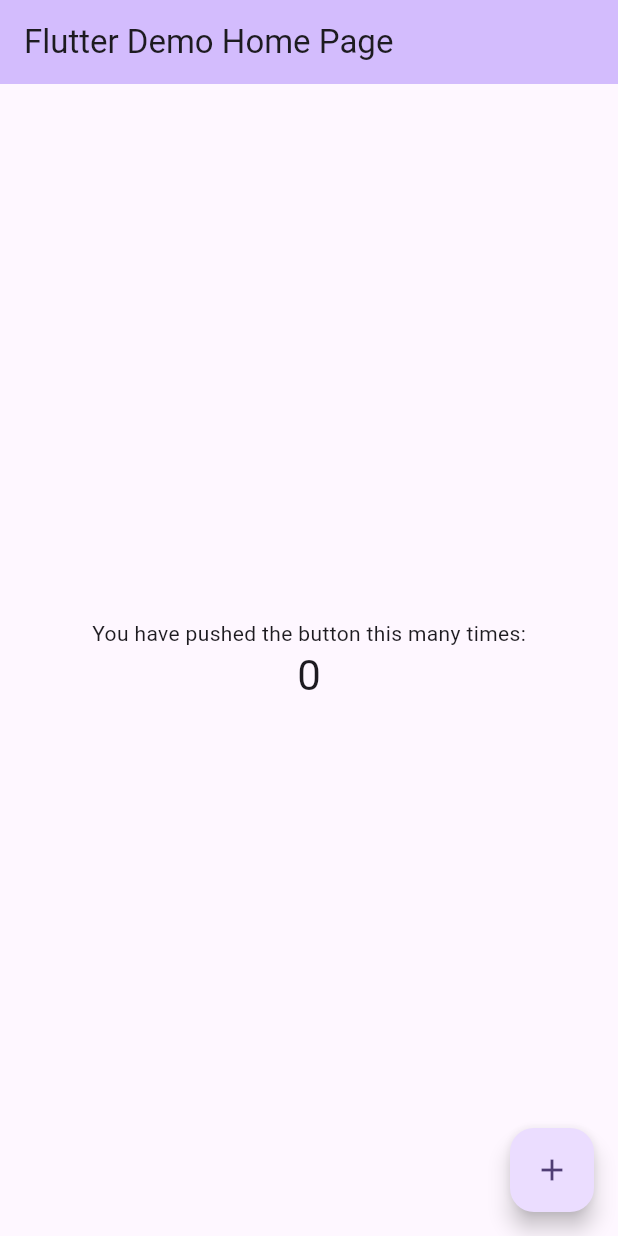
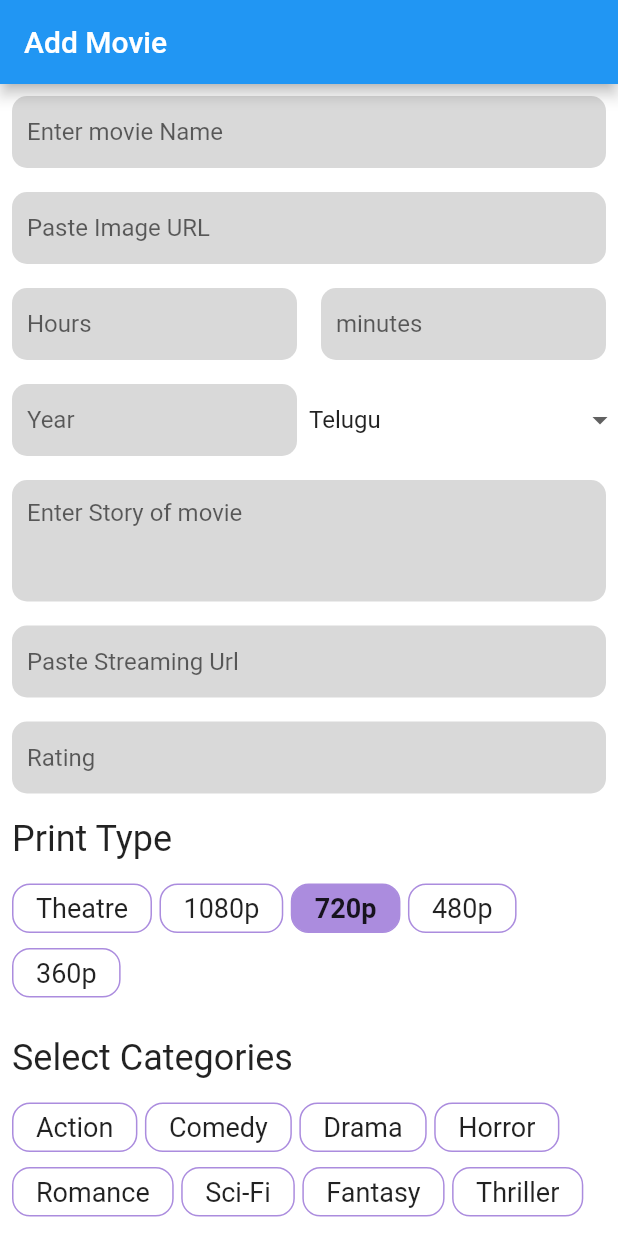
Before and after one commit to RamVinay3/streamPlus, a Flutter app: the screen it shows after launch, on a phone screen of 412 x 824 dp. Run offline on Flutter 3.47's test engine with Material 2 defaults, Android fonts, the light colour scheme and no system bars; our stand-ins replace cloud_firestore, firebase_core; accounts and stored records are empty.

Commit message:
added year

```diff
--- /dev/null
+++ b/lib/enums/language.dart
@@ -0,0 +1,27 @@
+enum language {
+  telugu,
+  english,
+  malayalam,
+  japanese,
+  kannada,
+  hindi,
+}
+
+extension GenreStringRepresentation on language {
+  String get value {
+    switch (this) {
+      case language.telugu:
+        return 'Telugu';
+      case language.english:
+        return 'English';
+      case language.hindi:
+        return 'Hindi';
+      case language.japanese:
+        return 'Japanese';
+      case language.kannada:
+        return 'Kannada';
+      case language.malayalam:
+        return 'Malayalam';
+    }
+  }
+}
--- /dev/null
+++ b/lib/enums/moviegener.dart
@@ -0,0 +1,33 @@
+enum MovieGenre {
+  action,
+  comedy,
+  drama,
+  horror,
+  romance,
+  scifi,
+  fantasy,
+  thriller
+}
+
+extension GenreStringRepresentation on MovieGenre {
+  String get value {
+    switch (this) {
+      case MovieGenre.action:
+        return 'Action';
+      case MovieGenre.comedy:
+        return 'Comedy';
+      case MovieGenre.drama:
+        return 'Drama';
+      case MovieGenre.horror:
+        return 'Horror';
+      case MovieGenre.romance:
+        return 'Romance';
+      case MovieGenre.scifi:
+        return 'Sci-Fi';
+      case MovieGenre.fantasy:
+        return 'Fantasy';
+      case MovieGenre.thriller:
+        return 'Thriller';
+    }
+  }
+}
--- a/lib/main.dart
+++ b/lib/main.dart
@@ -1,6 +1,16 @@
 import 'package:flutter/material.dart';
+import 'package:upload_movie/screens/upload.dart';
+import 'package:upload_movie/widgets/FormInput.dart';
+import 'package:upload_movie/widgets/drop_down.dart';
+import 'package:upload_movie/widgets/image.dart';
+import 'package:firebase_core/firebase_core.dart';
+import 'firebase_options.dart';
 
-void main() {
+void main() async {
+  WidgetsFlutterBinding.ensureInitialized();
+  await Firebase.initializeApp(
+    options: DefaultFirebaseOptions.currentPlatform,
+  );
   runApp(const MyApp());
 }
 
@@ -10,116 +20,8 @@ class MyApp extends StatelessWidget {
   // This widget is the root of your application.
   @override
   Widget build(BuildContext context) {
-    return MaterialApp(
-      title: 'Flutter Demo',
-      theme: ThemeData(
-        // This is the theme of your application.
-        //
-        // TRY THIS: Try running your application with "flutter run". You'll see
-        // the application has a blue toolbar. Then, without quitting the app,
-        // try changing the seedColor in the colorScheme below to Colors.green
-        // and then invoke "hot reload" (save your changes or press the "hot
-        // reload" button in a Flutter-supported IDE, or press "r" if you used
-        // the command line to start the app).
-        //
-        // Notice that the counter didn't reset back to zero; the application
-        // state is not lost during the reload. To reset the state, use hot
-        // restart instead.
-        //
-        // This works for code too, not just values: Most code changes can be
-        // tested with just a hot reload.
-        colorScheme: ColorScheme.fromSeed(seedColor: Colors.deepPurple),
-        useMaterial3: true,
-      ),
-      home: const MyHomePage(title: 'Flutter Demo Home Page'),
+    return const MaterialApp(
+      home: UploadMovies(),
     );
   }
 }
-
-class MyHomePage extends StatefulWidget {
-  const MyHomePage({super.key, required this.title});
-
-  // This widget is the home page of your application. It is stateful, meaning
-  // that it has a State object (defined below) that contains fields that affect
-  // how it looks.
-
-  // This class is the configuration for the state. It holds the values (in this
-  // case the title) provided by the parent (in this case the App widget) and
-  // used by the build method of the State. Fields in a Widget subclass are
-  // always marked "final".
-
-  final String title;
-
-  @override
-  State<MyHomePage> createState() => _MyHomePageState();
-}
-
-class _MyHomePageState extends State<MyHomePage> {
-  int _counter = 0;
-
-  void _incrementCounter() {
-    setState(() {
-      // This call to setState tells the Flutter framework that something has
-      // changed in this State, which causes it to rerun the build method below
-      // so that the display can reflect the updated values. If we changed
-      // _counter without calling setState(), then the build method would not be
-      // called again, and so nothing would appear to happen.
-      _counter++;
-    });
-  }
-
-  @override
-  Widget build(BuildContext context) {
-    // This method is rerun every time setState is called, for instance as done
-    // by the _incrementCounter method above.
-    //
-    // The Flutter framework has been optimized to make rerunning build methods
-    // fast, so that you can just rebuild anything that needs updating rather
-    // than having to individually change instances of widgets.
-    return Scaffold(
-      appBar: AppBar(
-        // TRY THIS: Try changing the color here to a specific color (to
-        // Colors.amber, perhaps?) and trigger a hot reload to see the AppBar
-        // change color while the other colors stay the same.
-        backgroundColor: Theme.of(context).colorScheme.inversePrimary,
-        // Here we take the value from the MyHomePage object that was created by
-        // the App.build method, and use it to set our appbar title.
-        title: Text(widget.title),
-      ),
-      body: Center(
-        // Center is a layout widget. It takes a single child and positions it
-        // in the middle of the parent.
-        child: Column(
-          // Column is also a layout widget. It takes a list of children and
-          // arranges them vertically. By default, it sizes itself to fit its
-          // children horizontally, and tries to be as tall as its parent.
-          //
-          // Column has various properties to control how it sizes itself and
-          // how it positions its children. Here we use mainAxisAlignment to
-          // center the children vertically; the main axis here is the vertical
-          // axis because Columns are vertical (the cross axis would be
-          // horizontal).
-          //
-          // TRY THIS: Invoke "debug painting" (choose the "Toggle Debug Paint"
-          // action in the IDE, or press "p" in the console), to see the
-          // wireframe for each widget.
-          mainAxisAlignment: MainAxisAlignment.center,
-          children: <Widget>[
-            const Text(
-              'You have pushed the button this many times:',
-            ),
-            Text(
-              '$_counter',
-              style: Theme.of(context).textTheme.headlineMedium,
-            ),
-          ],
-        ),
-      ),
-      floatingActionButton: FloatingActionButton(
-        onPressed: _incrementCounter,
-        tooltip: 'Increment',
-        child: const Icon(Icons.add),
-      ), // This trailing comma makes auto-formatting nicer for build methods.
-    );
-  }
-}
--- /dev/null
+++ b/lib/screens/upload.dart
@@ -0,0 +1,342 @@
+import 'package:cloud_firestore/cloud_firestore.dart';
+import 'package:flutter/material.dart';
+import 'package:upload_movie/color.dart';
+import 'package:upload_movie/enums/moviegener.dart';
+import 'package:upload_movie/widgets/FormInput.dart';
+import 'package:upload_movie/widgets/category.dart';
+import 'package:upload_movie/widgets/drop_down.dart';
+import 'package:upload_movie/widgets/image.dart';
+
+class UploadMovies extends StatefulWidget {
+  const UploadMovies({super.key});
+  String? validateMovieName(String value) {
+    if (value.isEmpty) {
+      return 'Movie name cannot be empty';
+    }
+    // You can add more validation logic here if needed
+    return null;
+  }
+
+  @override
+  State<UploadMovies> createState() => _UploadMoviesState();
+}
+
+class _UploadMoviesState extends State<UploadMovies> {
+  var _imageUrl = '';
+  final List<String> _category = [];
+  final List<String> _quality = ['Theatre', '1080p', '720p', '480p', '360p'];
+  String _print = '720p';
+  final _formKey = GlobalKey<FormState>();
+
+  String _movieName = '',
+      _url = '',
+      _hours = '',
+      _minutes = '',
+      _story = '',
+      _year = '',
+      _streamingUrl = '',
+      _rating = '',
+      _language = 'Telugu';
+
+  String? validateMovie(String value) {
+    if (value.trim().isEmpty) {
+      return "Please enter a movie name";
+    }
+    return null;
+  }
+
+  void toggleQuality(String value) {
+    setState(() {
+      _print = value;
+    });
+  }
+
+  void toggleBelong(String value) {
+    final flag = _category.contains(value);
+    if (flag) {
+      setState(() {
+        _category.remove(value);
+      });
+    } else {
+      setState(() {
+        _category.add(value);
+      });
+    }
+  }
+
+  void toggleLanguage(String value) {
+    _language = value;
+  }
+
+  void submit() async {
+    final valid = _formKey.currentState!.validate();
+
+    if (valid) {
+      setState(() {
+        isUploading = true;
+      });
+      _formKey.currentState!.save();
+      _formKey.currentState!.reset();
+
+      final msgObj = await FirebaseFirestore.instance
+          .collection('movies')
+          .doc('${_movieName.toString()} ${_year.toString()}')
+          .set({
+        'category': _category,
+        'hours': _hours,
+        'minutes': _minutes,
+        'story': _story,
+        'quality': _print,
+        'imageUrl': _url,
+        'movieName': _movieName,
+        'streamingUrl': _streamingUrl,
+        "rating": _rating,
+        "language": _language,
+        "year":_year,
+      });
+
+      setState(() {
+        isUploading = false;
+      });
+      _streamingUrl = '';
+      _rating = '';
+      _print = '720p';
+      _category.clear();
+      ScaffoldMessenger.of(context).clearSnackBars();
+      ScaffoldMessenger.of(context).showSnackBar(
+        SnackBar(
+          content: Text('Added a movie'),
+        ),
+      );
+    }
+  }
+
+  bool isUploading = false;
+  @override
+  Widget build(BuildContext context) {
+    Widget content = ListView(
+      children: [
+        Form(
+          key: _formKey,
+          child: Column(
+            crossAxisAlignment: CrossAxisAlignment.start,
+            children: [
+              if (_imageUrl.trim().length != 0)
+                MyImageWidget(
+                  imageUrl: _imageUrl,
+                ),
+              Input(
+                placeholder: 'Enter movie Name',
+                validator: validateMovie,
+                onSaved: (value) {
+                  _movieName = value;
+                },
+              ),
+              Input(
+                placeholder: 'Paste Image URL',
+                onChanged: (url) {
+                  setState(() {
+                    _imageUrl = url;
+                  });
+                },
+                onSaved: (value) {
+                  _url = value;
+                },
+                validator: (value) {
+                  if (value.trim().isEmpty) {
+                    return "paste a valid url";
+                  }
+                  return null;
+                },
+              ),
+              Row(
+                mainAxisAlignment: MainAxisAlignment.spaceBetween,
+                children: [
+                  Expanded(
+                      child: Input(
+                    placeholder: 'Hours',
+                    validator: (value) {
+                      if (value.trim().isEmpty) {
+                        return "Enter no.of hours";
+                      }
+
+                      if (int.tryParse(value) == null ||
+                          int.tryParse(value)! <= 0) {
+                        return "Must be a valid,Positive number";
+                      }
+                      return null;
+                    },
+                    onSaved: (value) {
+                      if (value.length == 1) {
+                        _hours = '0${value}';
+                      } else {
+                        _hours = value;
+                      }
+                    },
+                  )),
+                  Expanded(
+                      child: Input(
+                    placeholder: 'minutes',
+                    validator: (value) {
+                      if (value.trim().isEmpty) {
+                        return "please enter minutes";
+                      }
+                      if (int.tryParse(value) == null ||
+                          int.tryParse(value)! <= 0) {
+                        return "Must be a valid,Positive number";
+                      }
+                      return null;
+                    },
+                    onSaved: (value) {
+                      if (value.length == 1) {
+                        _minutes = '0${value}';
+                      } else {
+                        _minutes = value;
+                      }
+                    },
+                  ))
+                ],
+              ),
+              Row(
+                children: [
+                  Expanded(
+                    child: Input(
+                      placeholder: 'Year',
+                      validator: (value) {
+                        if (value.trim().length != 4) {
+                          return "length must be 4 charachters";
+                        }
+                        if (int.tryParse(value) == null ||
+                            int.tryParse(value)! <= 0) {
+                          return "Must be a valid,Positive number";
+                        }
+
+                        return null;
+                      },
+                      onSaved: (value) {
+                        _year = value;
+                      },
+                    ),
+                  ),
+                  Expanded(
+                      child: DropDown(
+                    toggleLang: toggleLanguage,
+                  ))
+                ],
+              ),
+              Input(
+                placeholder: 'Enter Story of movie',
+                noOfLines: 3,
+                validator: (value) {
+                  if (value.trim().isEmpty) {
+                    return "please enter cinema story";
+                  }
+                  return null;
+                },
+                onSaved: (value) {
+                  _story = value;
+                },
+              ),
+              Input(
+                  placeholder: 'Paste Streaming Url',
+                  validator: (value) {
+                    if (value.trim().isEmpty) {
+                      return "Value can't be empty";
+                    }
+                    return null;
+                  },
+                  onSaved: (value) {
+                    _streamingUrl = value;
+                  }),
+              Input(
+                  placeholder: 'Rating',
+                  validator: (value) {
+                    if (value.trim().isEmpty) {
+                      return "rating can't be empty";
+                    }
+                    if (double.tryParse(value) == null ||
+                        double.tryParse(value)! < 0) {
+                      return "provide valid positive rating";
+                    }
+                    return null;
+                  },
+                  onSaved: (value) {
+                    _rating = value;
+                  }),
+              const Padding(
+                padding: EdgeInsets.all(8),
+                child: Text(
+                  'Print Type',
+                  style: TextStyle(fontSize: 24),
+                ),
+              ),
+              Padding(
+                padding: const EdgeInsets.all(8.0),
+                child: Wrap(
+                  children: [
+                    for (var item in _quality)
+                      Category(
+                          onTap: () {
+                            toggleQuality(item);
+                          },
+                          belongs: (_print == item),
+                          cat: item)
+                  ],
+                ),
+              ),
+              const Padding(
+                padding: EdgeInsets.all(8),
+                child: Text(
+                  'Select Categories',
+                  style: TextStyle(fontSize: 24),
+                ),
+              ),
+              Padding(
+                padding: const EdgeInsets.all(8.0),
+                child: Wrap(
+                  children: [
+                    for (var genre in MovieGenre.values)
+                      Category(
+                          onTap: () {
+                            toggleBelong(genre.value);
+                          },
+                          belongs: _category.contains(genre.value),
+                          cat: genre.value)
+                  ],
+                ),
+              ),
+              Padding(
+                padding: const EdgeInsets.all(8.0),
+                child: Container(
+                  width: double.infinity,
+                  decoration: BoxDecoration(
+                    borderRadius: BorderRadius.circular(12),
+                    color: appColors.primary,
+                  ),
+                  child: TextButton.icon(
+                      onPressed: submit,
+                      icon: Icon(Icons.add, color: Colors.white),
+                      label: const Text(
+                        'Add Movie',
+                        style: TextStyle(fontSize: 24, color: Colors.white),
+                      )),
+                ),
+              )
+            ],
+          ),
+        ),
+      ],
+    );
+
+    if (isUploading) {
+      content = Center(
+        child: CircularProgressIndicator(color: appColors.primary),
+      );
+    }
+    return Scaffold(
+      backgroundColor: Colors.white,
+      appBar: AppBar(title: Text('Add Movie')),
+      body: content,
+    );
+  }
+}
--- /dev/null
+++ b/lib/widgets/FormInput.dart
@@ -0,0 +1,59 @@
+import 'package:flutter/material.dart';
+import 'package:upload_movie/color.dart';
+
+class Input extends StatefulWidget {
+  const Input(
+      {super.key,
+      required this.placeholder,
+      this.onChanged,
+      this.noOfLines = 1,
+      required this.validator,
+      required this.onSaved});
+  final String placeholder;
+  final int noOfLines;
+  final void Function(String value) onSaved;
+  final void Function(String url)? onChanged;
+  final String? Function(String) validator;
+
+  @override
+  State<Input> createState() => _InputState();
+}
+
+class _InputState extends State<Input> {
+  @override
+  Widget build(BuildContext context) {
+    return Padding(
+      padding: const EdgeInsets.all(8.0),
+      child: Container(
+        decoration: BoxDecoration(
+          borderRadius: BorderRadius.circular(10),
+          color: appColors.input,
+        ),
+        padding: const EdgeInsets.only(left: 10),
+        child: TextFormField(
+          validator: (value) {
+            if (value == null) {
+              return widget.validator('');
+            }
+            return widget.validator(value);
+          },
+          enableSuggestions: false,
+          decoration: InputDecoration(
+            hintText: widget.placeholder,
+            border: InputBorder.none,
+          ),
+          maxLines: 10,
+          minLines: widget.noOfLines,
+          onChanged: (value) {
+            if (widget.onChanged != null) {
+              widget.onChanged!(value);
+            }
+          },
+          onSaved: (value) {
+            widget.onSaved(value!);
+          },
+        ),
+      ),
+    );
+  }
+}
--- /dev/null
+++ b/lib/widgets/category.dart
@@ -0,0 +1,33 @@
+import 'package:flutter/material.dart';
+import 'package:upload_movie/color.dart';
+
+class Category extends StatelessWidget {
+  const Category(
+      {super.key,
+      required this.belongs,
+      required this.cat,
+      required this.onTap});
+  final bool belongs;
+  final String cat;
+  final void Function() onTap;
+  @override
+  Widget build(BuildContext context) {
+    return InkWell(
+      onTap: onTap,
+      child: Container(
+        padding: const EdgeInsets.symmetric(horizontal: 15, vertical: 5),
+        margin: const EdgeInsets.only(right: 5, bottom: 10),
+        decoration: BoxDecoration(
+            border: Border.all(color: appColors.category, width: 1),
+            color: (belongs) ? appColors.category : Colors.white,
+            borderRadius: BorderRadius.circular(12)),
+        child: Text(
+          cat,
+          style: TextStyle(
+              fontSize: 18,
+              fontWeight: (belongs) ? FontWeight.w600 : FontWeight.w400),
+        ),
+      ),
+    );
+  }
+}
--- /dev/null
+++ b/lib/widgets/drop_down.dart
@@ -0,0 +1,43 @@
+import 'package:flutter/material.dart';
+import 'package:upload_movie/color.dart';
+import 'package:upload_movie/enums/language.dart';
+
+class DropDown extends StatefulWidget {
+  const DropDown({super.key, required this.toggleLang});
+  final void Function(String value) toggleLang;
+  @override
+  State<DropDown> createState() => _DropDownState();
+}
+
+class _DropDownState extends State<DropDown> {
+  var _selectedLanguage = language.telugu;
+
+  @override
+  Widget build(BuildContext context) {
+    return DropdownButtonFormField<language>(
+      value: _selectedLanguage,
+      items: language.values
+          .map<DropdownMenuItem<language>>(
+            (language value) => DropdownMenuItem<language>(
+              value: value,
+              child: Text(value.value),
+              // Display enum value using extension method
+            ),
+          )
+          .toList(),
+      onChanged: (value) {
+        _selectedLanguage = value!;
+        widget.toggleLang(value.value);
+      },
+      decoration: InputDecoration(
+        border: InputBorder.none,
+      ),
+      validator: (value) {
+        if (value == null) {
+          return 'Please select a language';
+        }
+        return null;
+      },
+    );
+  }
+}
--- a/pubspec.yaml
+++ b/pubspec.yaml
@@ -35,6 +35,8 @@ dependencies:
   # The following adds the Cupertino Icons font to your application.
   # Use with the CupertinoIcons class for iOS style icons.
   cupertino_icons: ^1.0.2
+  firebase_core: ^2.19.0
+  cloud_firestore: ^4.11.0
 
 dev_dependencies:
   flutter_test:
```
Also changed, not shown: lib/color.dart (added, +49 -0 lines), lib/widgets/image.dart (added, +19 -0 lines), lib/firebase_options.dart (added), pubspec.lock, 10 other files.
